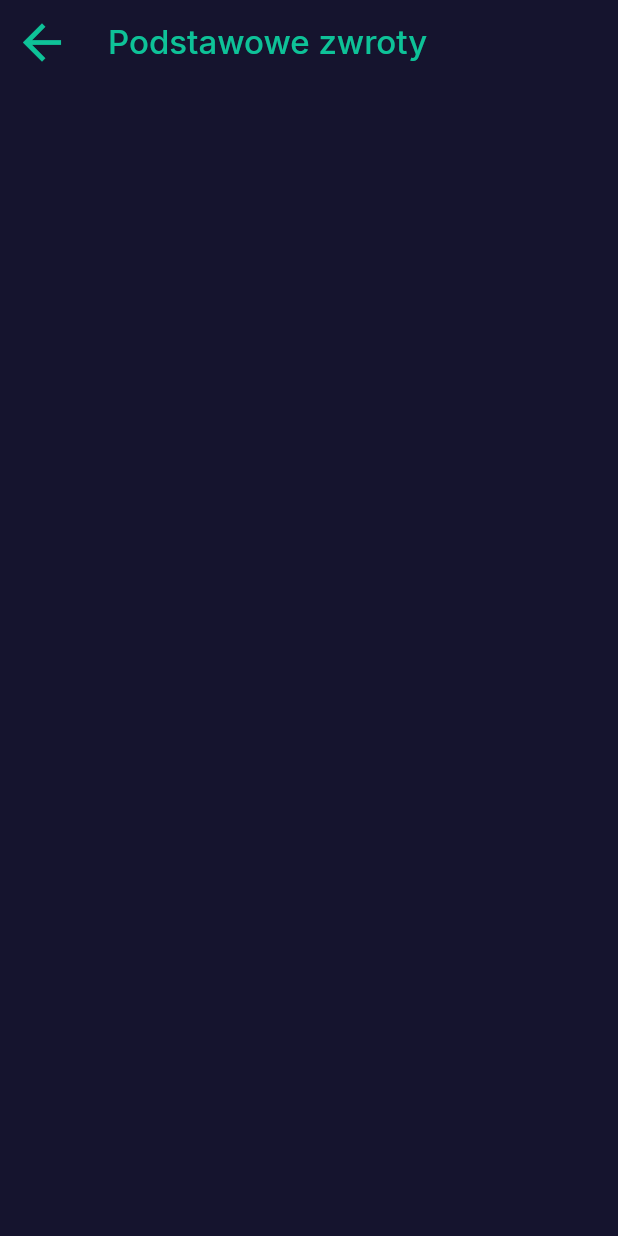
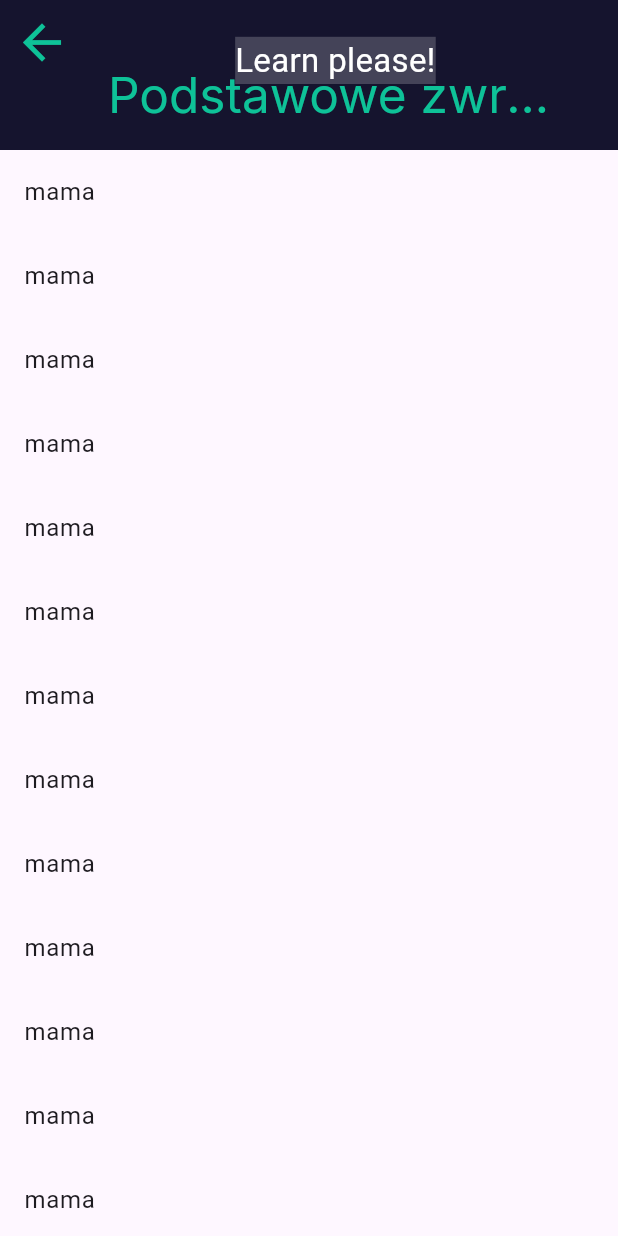
Before and after one commit to GrigoriSaki/flash_Cards, a Flutter app: the screen it shows after launch, after a tap on "Podstawowe zwroty", on a phone screen of 412 x 824 dp. Run offline on Flutter 3.47's test engine with Material 3 defaults, Android fonts, the phone set to English and light mode, and no system bars; our stand-ins replace flutter_slidable, google_fonts; missing offline and left inert: dart:ffi; Roboto replaces fonts that are missing (Sixtyfour).

Commit message:
dodanie sliverappbar

```diff
--- a/lib/flashCardsPage.dart
+++ b/lib/flashCardsPage.dart
@@ -1,4 +1,6 @@
-// ignore_for_file: prefer_const_constructors, prefer_final_fields, must_be_immutable, unused_import
+// ignore_for_file: prefer_const_constructors, prefer_final_fields, must_be_immutable, unused_import, prefer_const_literals_to_create_immutables
+
+import 'dart:math';
 
 import 'package:flash_cards/homePage.dart';
 import 'package:flutter/material.dart';
@@ -18,19 +20,50 @@ class _FLashCardsPageState extends State<FLashCardsPage> {
   @override
   Widget build(BuildContext context) {
     return Scaffold(
-      appBar: AppBar(
-        iconTheme: IconThemeData(color: Color(0xff0ec298)),
-        backgroundColor: Color(0xFF15142e),
-        title: Text(
-          widget.folderDesc[widget.indexList],
-          style: GoogleFonts.inter(
-              fontSize: 22,
-              fontWeight: FontWeight.w500,
-              color: Color(0xff0ec298)),
-        ),
-      ),
-      body: Container(
-        color: Color(0xFF15142e),
+      body: CustomScrollView(
+        slivers: <Widget>[
+          SliverAppBar(
+            iconTheme: IconThemeData(color: Color(0xff0ec298)),
+            floating: true,
+            expandedHeight: 100,
+            backgroundColor: Color(0xFF15142e),
+            flexibleSpace: FlexibleSpaceBar(
+              background: Column(
+                children: [
+                  SizedBox(
+                    height: 25,
+                  ),
+                  Padding(
+                    padding: const EdgeInsets.only(left: 35.0),
+                    child: Text(
+                      "Learn please!",
+                      style: GoogleFonts.sixtyfour(
+                          backgroundColor: Colors.white.withOpacity(0.2),
+                          color: Colors.white,
+                          fontSize: 22),
+                    ),
+                  ),
+                ],
+              ),
+              title: Padding(
+                padding: const EdgeInsets.only(top: 35.0, right: 20),
+                child: Text(
+                  maxLines: 1,
+                  overflow: TextOverflow.ellipsis,
+                  widget.folderDesc[widget.indexList],
+                  style: GoogleFonts.inter(color: Color(0xff0ec298)),
+                ),
+              ),
+            ),
+          ),
+          SliverList(
+              delegate:
+                  SliverChildBuilderDelegate((BuildContext context, int index) {
+            return ListTile(
+              title: Text("mama"),
+            );
+          }, childCount: 15))
+        ],
       ),
     );
   }
```
